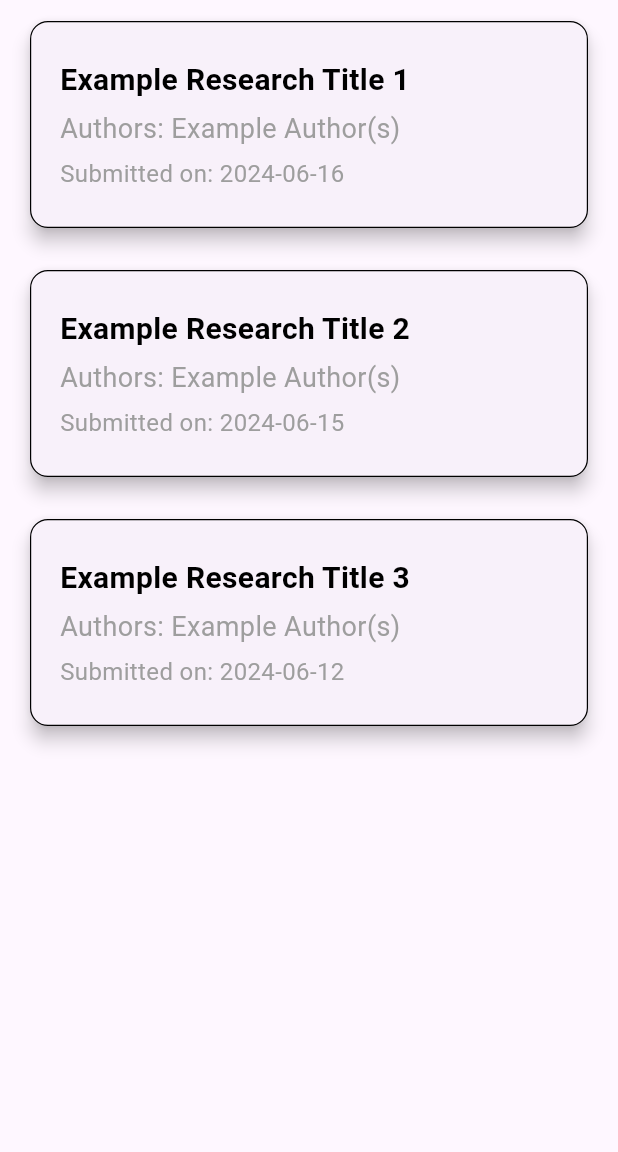
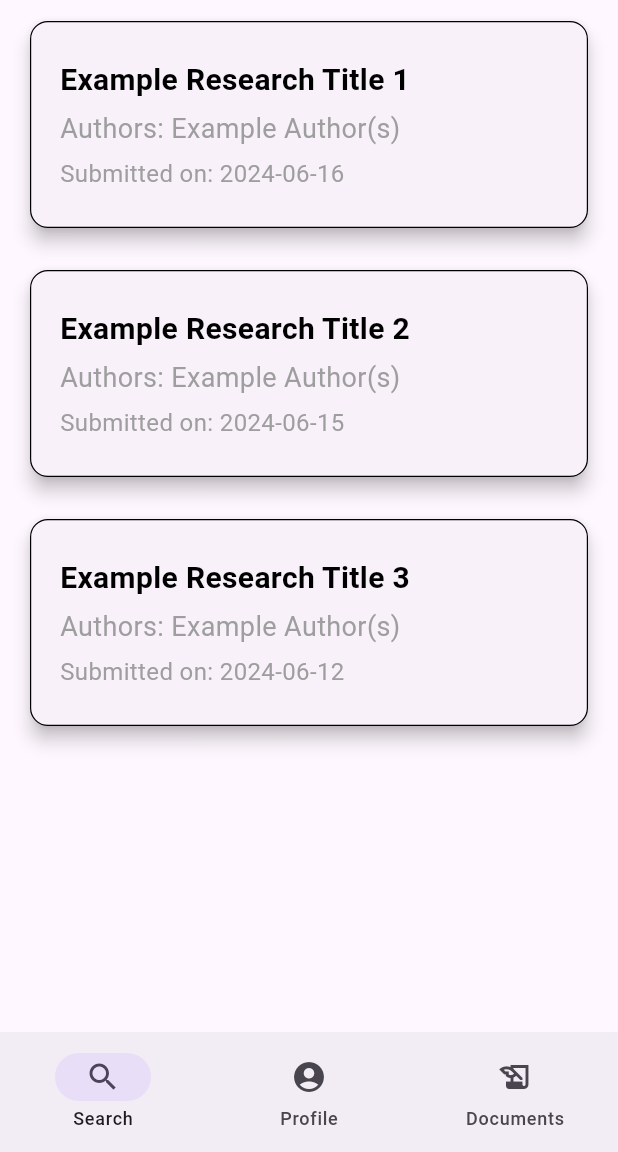
Before and after one commit to ARQUI-SOFTWARE-EMERGENTES/papervault-mobile, a Flutter app: the SearchResultsPage screen opened by its route, on a phone screen of 412 x 824 dp, the part 84-1236 px from its top. Run offline on Flutter 3.47's test engine with Material 3 defaults, Android fonts, the phone set to English and light mode, and no system bars; our stand-ins replace google_fonts.

Commit message:
feat: add navigation bar

```diff
--- a/lib/pages/search_results.dart
+++ b/lib/pages/search_results.dart
@@ -1,6 +1,7 @@
 import 'package:flutter/material.dart';
 import 'package:mobile_app/models/research.dart';
 import 'package:mobile_app/widgets/custom_search_result.dart';
+import 'package:mobile_app/widgets/custom_navigation_bar.dart';
 
 class SearchResultsPage extends StatefulWidget {
   @override
@@ -62,6 +63,7 @@ class SearchResultsState extends State<SearchResultsPage> {
           return CustomSearchResult(researchRecord: record); // Use the custom widget
         },
       ),
+      bottomNavigationBar: CustomNavigationBar() // Add the custom navigation bar
     );
   }
 }
```
